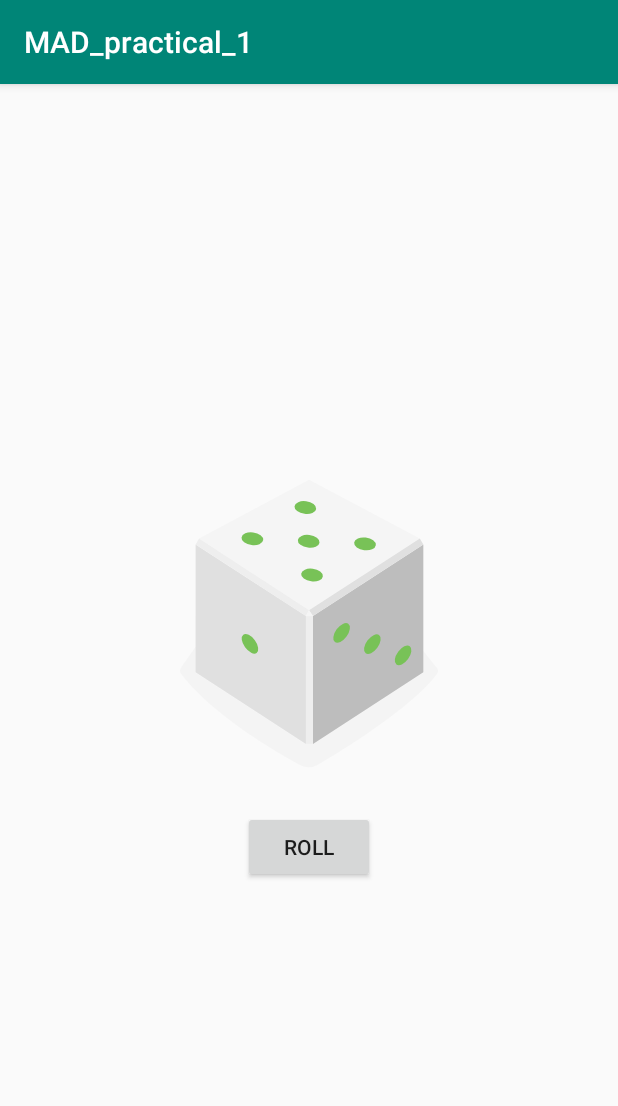
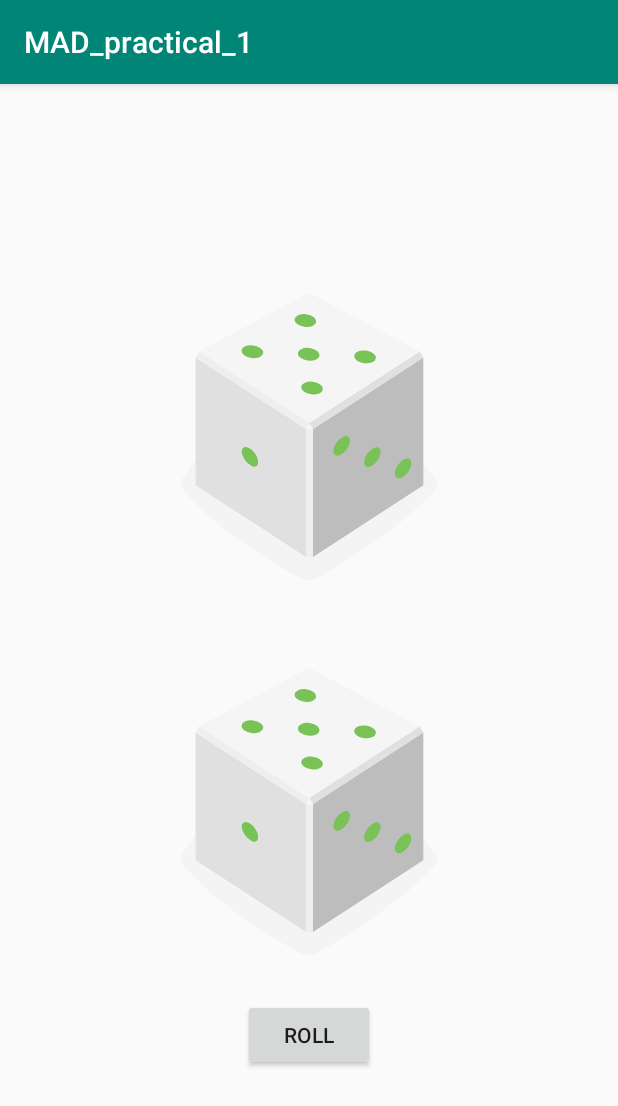
Before and after one commit to lzxuan/MAD_practical_1, an Android app: the screen it shows after launch (MainActivity), after a tap on "ROLL", on a phone screen of 412 x 824 dp. Shown: the top 1106 px of the screen. Run offline under Robolectric (Android 15) with nearby library versions, the phone set to English and light mode, and no system bars.

Commit message:
Third commit

```diff
--- a/app/src/main/java/com/example/mad_practical_1/MainActivity.kt
+++ b/app/src/main/java/com/example/mad_practical_1/MainActivity.kt
@@ -9,23 +9,28 @@ import android.widget.TextView
 class MainActivity : AppCompatActivity() {
 
     lateinit var diceImage : ImageView
+    lateinit var diceImage2 : ImageView
 
     override fun onCreate(savedInstanceState: Bundle?) {
         super.onCreate(savedInstanceState)
         setContentView(R.layout.activity_main)
 
         diceImage = findViewById(R.id.dice_image)
+        diceImage2 = findViewById(R.id.dice_image_2)
 
         val rollButton: Button = findViewById(R.id.roll_button)
         rollButton.setOnClickListener { rollDice() }
     }
 
     private fun rollDice() {
-        setImage((1..6).random())
+        diceImage.setImageResource(getRandomDiceImage())
+        diceImage2.setImageResource(getRandomDiceImage())
     }
 
-    private fun setImage(int: Int) {
-        val drawableResource = when (int) {
+    private fun getRandomDiceImage() : Int {
+        val randomInt = (1..6).random()
+
+        return when (randomInt) {
             1 -> R.drawable.dice_1
             2 -> R.drawable.dice_2
             3 -> R.drawable.dice_3
@@ -33,7 +38,5 @@ class MainActivity : AppCompatActivity() {
             5 -> R.drawable.dice_5
             else -> R.drawable.dice_6
         }
-
-        diceImage.setImageResource(drawableResource)
     }
 }
--- a/app/src/main/res/layout/activity_main.xml
+++ b/app/src/main/res/layout/activity_main.xml
@@ -16,6 +16,14 @@
         android:src="@drawable/empty_dice"
         tools:src="@drawable/dice_1" />
 
+    <ImageView
+        android:id="@+id/dice_image_2"
+        android:layout_width="wrap_content"
+        android:layout_height="wrap_content"
+        android:layout_gravity="center_horizontal"
+        android:src="@drawable/empty_dice"
+        tools:src="@drawable/dice_1" />
+
     <Button
         android:id="@+id/roll_button"
         android:layout_width="wrap_content"
```
